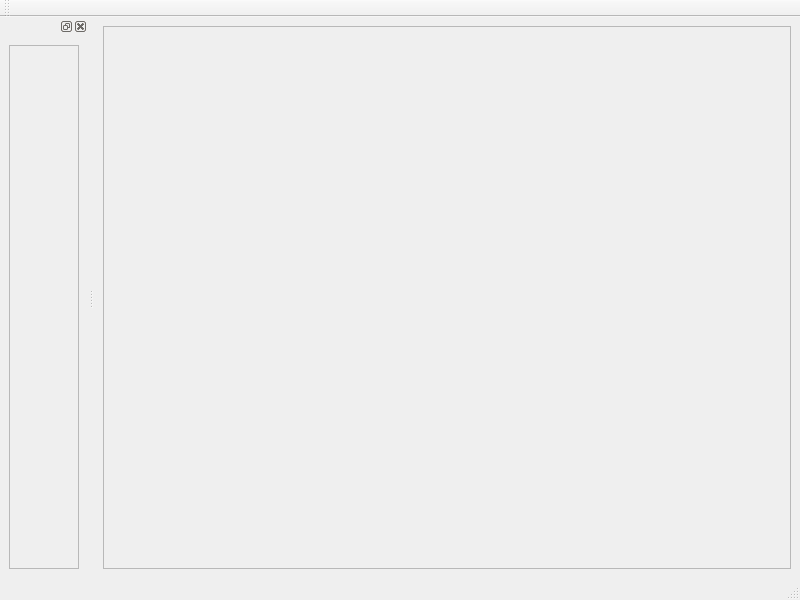
cccZone/tamy, file Code/Editor/TamyEditor/renderingpipelineeditor.ui: the form before one commit.
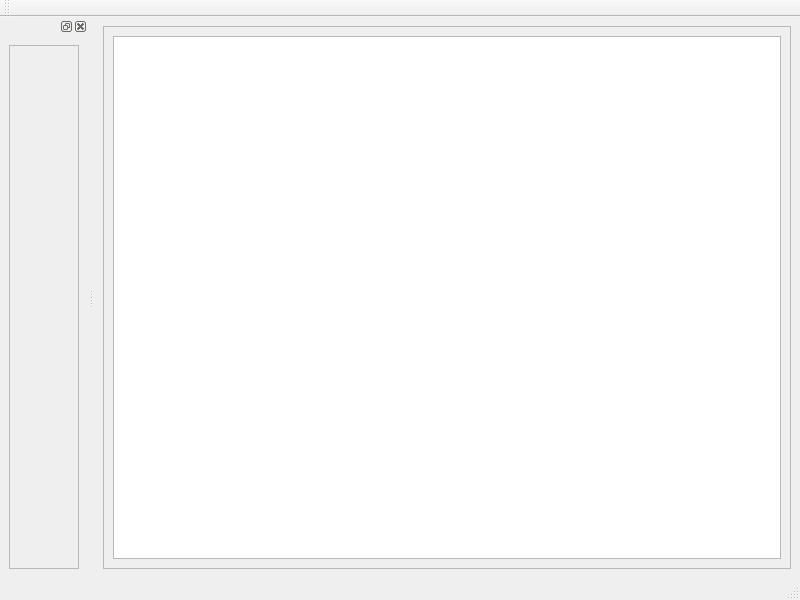
The form after the commit.

Commit message: graph block connections

```diff
--- a/Code/Editor/TamyEditor/renderingpipelineeditor.ui
+++ b/Code/Editor/TamyEditor/renderingpipelineeditor.ui
@@ -25,10 +25,19 @@
         <rect>
          <x>0</x>
          <y>0</y>
-         <width>592</width>
+         <width>687</width>
          <height>527</height>
         </rect>
        </property>
+       <layout class="QHBoxLayout" name="horizontalLayout_2">
+        <item>
+         <widget class="QGraphicsView" name="graphWidget">
+          <property name="contextMenuPolicy">
+           <enum>Qt::CustomContextMenu</enum>
+          </property>
+         </widget>
+        </item>
+       </layout>
       </widget>
      </widget>
     </item>
```
Left out of the diff: 2 changed lines with no effect on the pictures. The commit also changes 18 other files.
